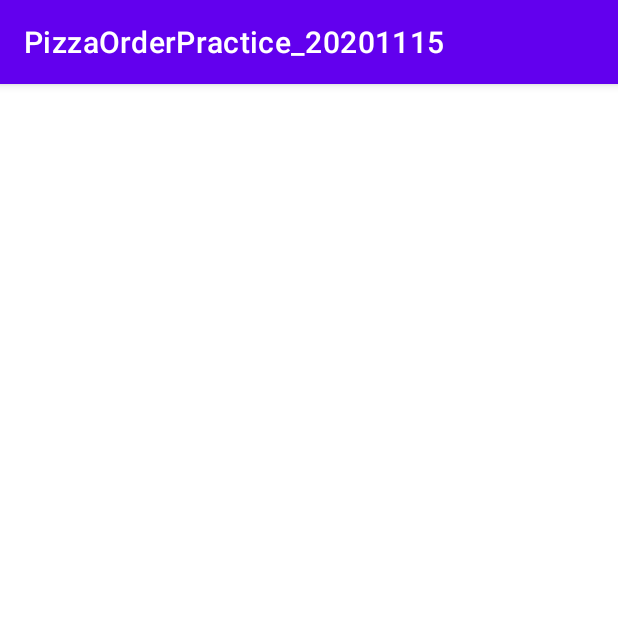
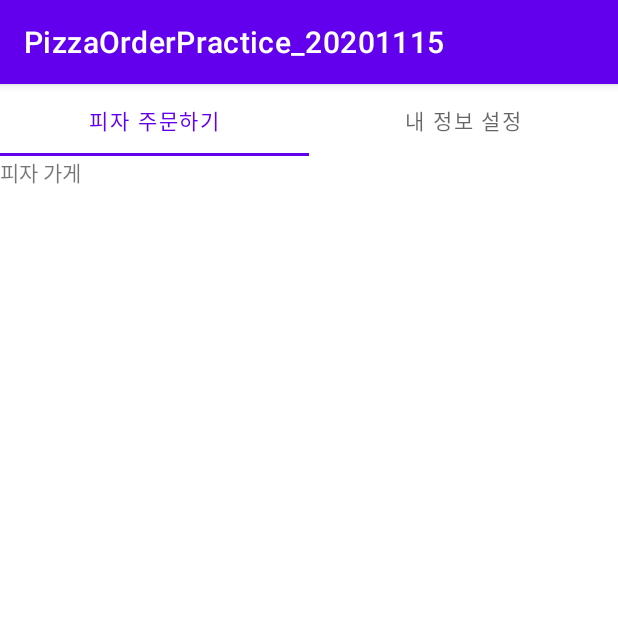
Before and after one commit to KIMHAUN/PizzaOrderPractice_20201115, an Android app: the screen it shows after launch (MainActivity), on a phone screen of 412 x 824 dp, the top half of it. Run offline under Robolectric (Android 15) with nearby library versions, the phone set to English and light mode, and no system bars.

Commit message:
뷰페이저, 탭레이아웃

```diff
--- a/app/src/main/java/kr/co/neoplus/pizzaorderpractice_20201115/MainActivity.kt
+++ b/app/src/main/java/kr/co/neoplus/pizzaorderpractice_20201115/MainActivity.kt
@@ -2,9 +2,11 @@ package kr.co.neoplus.pizzaorderpractice_20201115
 
 import androidx.appcompat.app.AppCompatActivity
 import android.os.Bundle
+import kotlinx.android.synthetic.main.activity_main.*
+import kr.co.neoplus.pizzaorderpractice_20201115.adapters.MainViewPagerAdapter
 
 class MainActivity : BaseActivity() {
-
+    lateinit var mvpa : MainViewPagerAdapter
     override fun onCreate(savedInstanceState: Bundle?) {
         super.onCreate(savedInstanceState)
         setContentView(R.layout.activity_main)
@@ -13,9 +15,14 @@ class MainActivity : BaseActivity() {
         setValues()
     }
     override fun setupEvents() {
+
     }
 
     override fun setValues() {
+        mvpa = MainViewPagerAdapter(supportFragmentManager)
+        pizzaViewPager.adapter = mvpa
+
+        pizzaTabLayout.setupWithViewPager(pizzaViewPager)
     }
 
 
--- a/app/src/main/java/kr/co/neoplus/pizzaorderpractice_20201115/adapters/MainViewPagerAdapter.kt
+++ b/app/src/main/java/kr/co/neoplus/pizzaorderpractice_20201115/adapters/MainViewPagerAdapter.kt
@@ -7,6 +7,13 @@ import kr.co.neoplus.pizzaorderpractice_20201115.fragments.MyInfo
 import kr.co.neoplus.pizzaorderpractice_20201115.fragments.PizzaOrder
 
 class MainViewPagerAdapter(fm: FragmentManager) : FragmentPagerAdapter(fm){
+
+    override fun getPageTitle(position: Int): CharSequence? {
+        return when(position){
+            0-> "피자 주문하기"
+            else-> "내 정보 설정"
+        }
+    }
     override fun getCount(): Int {
         return 2
     }
--- a/app/src/main/res/layout/activity_main.xml
+++ b/app/src/main/res/layout/activity_main.xml
@@ -6,6 +6,17 @@
     android:layout_height="match_parent"
     android:orientation="vertical"
     tools:context=".MainActivity">
+    <com.google.android.material.tabs.TabLayout
+        android:id="@+id/pizzaTabLayout"
+        android:layout_width="match_parent"
+        android:layout_height="wrap_content"
+        />
+
+
+    <androidx.viewpager.widget.ViewPager
+        android:id="@+id/pizzaViewPager"
+        android:layout_width="match_parent"
+        android:layout_height="match_parent"/>
 
 
 </LinearLayout>
--- a/app/src/main/res/layout/fragment_myinfo.xml
+++ b/app/src/main/res/layout/fragment_myinfo.xml
@@ -4,4 +4,9 @@
     android:layout_height="match_parent"
     android:orientation="vertical">
 
+    <TextView
+        android:layout_width="wrap_content"
+        android:layout_height="wrap_content"
+        android:text="내 정보"/>
+
 </LinearLayout>
--- a/app/src/main/res/layout/fragment_pizza.xml
+++ b/app/src/main/res/layout/fragment_pizza.xml
@@ -4,4 +4,9 @@
     android:layout_height="match_parent"
     android:orientation="vertical">
 
+    <TextView
+        android:layout_width="wrap_content"
+        android:layout_height="wrap_content"
+        android:text="피자 가게"/>
+
 </LinearLayout>
--- /dev/null
+++ b/app/src/main/res/layout/pizza_list_item.xml
@@ -0,0 +1,6 @@
+<?xml version="1.0" encoding="utf-8"?>
+<androidx.constraintlayout.widget.ConstraintLayout
+    xmlns:android="http://schemas.android.com/apk/res/android" android:layout_width="match_parent"
+    android:layout_height="match_parent">
+
+</androidx.constraintlayout.widget.ConstraintLayout>
```
